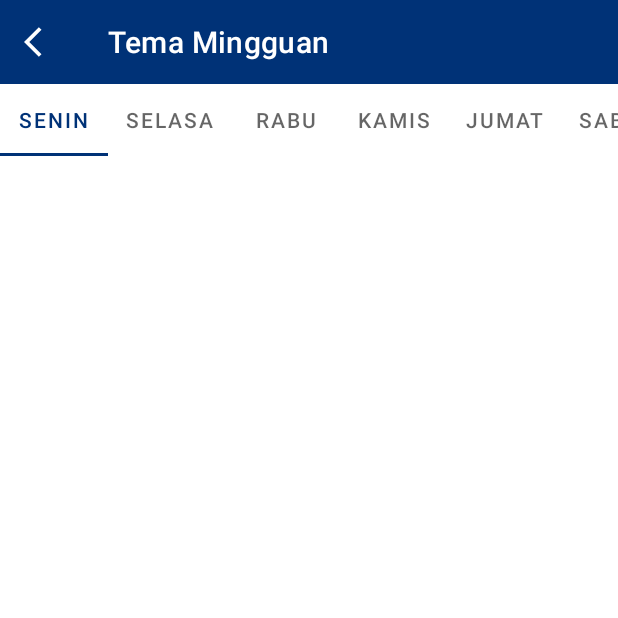
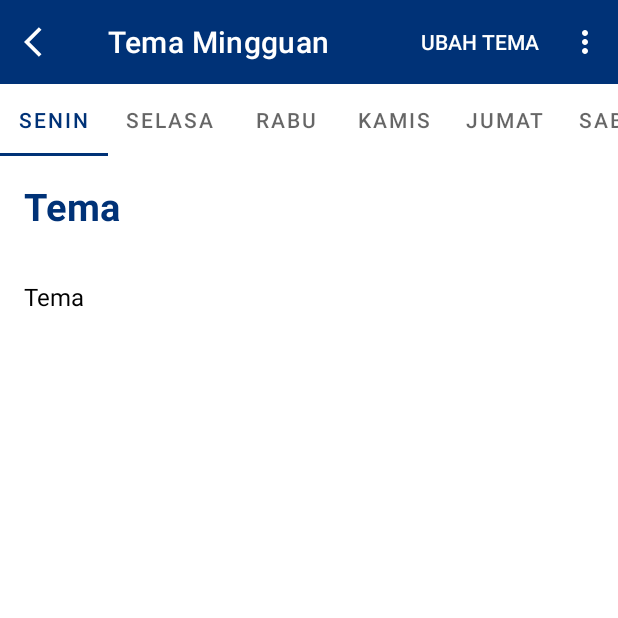
Before and after one commit to willysuyanto/gpdi-mobile, an Android app: the screen it shows after launch (TemaSemingguActivity), after a tap on an icon or button, on a phone screen of 412 x 824 dp, the top half of it. Run offline under Robolectric (Android 15) with nearby library versions, the phone set to English and light mode, and no system bars; our stand-ins replace Firebase (no records; nobody signed in at launch, a user with empty details on screens opened directly).

Commit message:
new feature

```diff
--- a/app/build.gradle
+++ b/app/build.gradle
@@ -1,5 +1,6 @@
 plugins {
     id 'com.android.application'
+    id 'com.google.gms.google-services'
 }
 
 android {
@@ -36,6 +37,7 @@ dependencies {
     implementation 'androidx.cardview:cardview:1.0.0'
     implementation 'androidx.lifecycle:lifecycle-livedata-ktx:2.2.0'
     implementation 'androidx.lifecycle:lifecycle-viewmodel-ktx:2.2.0'
+    implementation 'com.google.firebase:firebase-database:19.2.1'
     testImplementation 'junit:junit:4.+'
     androidTestImplementation 'androidx.test.ext:junit:1.1.1'
     androidTestImplementation 'androidx.test.espresso:espresso-core:3.2.0'
--- a/app/src/main/AndroidManifest.xml
+++ b/app/src/main/AndroidManifest.xml
@@ -9,10 +9,11 @@
         android:roundIcon="@mipmap/ic_launcher_round"
         android:supportsRtl="true"
         android:theme="@style/Theme.GPDIMobile">
+        <activity android:name=".UbahTemaActivity"></activity>
         <activity
             android:name=".TemaSemingguActivity"
             android:label="@string/title_activity_tema_seminggu"
-            android:theme="@style/Theme.GPDIMobile.NoActionBar"></activity>
+            android:theme="@style/Theme.GPDIMobile.NoActionBar" />
         <activity android:name=".ContactActivity" />
         <activity android:name=".NewsActivity" />
         <activity android:name=".DiakoniaActivity" />
--- a/app/src/main/java/com/ilywebhouse/gpdimobile/MainActivity.java
+++ b/app/src/main/java/com/ilywebhouse/gpdimobile/MainActivity.java
@@ -32,7 +32,6 @@ public class MainActivity extends AppCompatActivity implements MenuAdapter.OnTit
         menuItems.add(new MenuItem("Tema Mingguan","tema",R.drawable.img_tema));
         menuItems.add(new MenuItem("Jadwal Pelayanan","jadwal",R.drawable.img_jadwal));
         menuItems.add(new MenuItem("Profil Gereja","profil",R.drawable.img_profil));
-        menuItems.add(new MenuItem("Diakonia","diakonia",R.drawable.img_diakonia));
         menuItems.add(new MenuItem("DPdI News","news",R.drawable.img_news));
         menuItems.add(new MenuItem("Contact Us","contact",R.drawable.contact));
     }
@@ -54,10 +53,6 @@ public class MainActivity extends AppCompatActivity implements MenuAdapter.OnTit
                 intent = new Intent(this, ProfilGerejaActivity.class);
                 intent.putExtra("menu", menuItems.get(position).getMenuLabel());
                 break;
-            case "diakonia":
-                intent = new Intent(this, DiakoniaActivity.class);
-                intent.putExtra("menu", menuItems.get(position).getMenuLabel());
-                break;
             case "news":
                 intent = new Intent(this, NewsActivity.class);
                 intent.putExtra("menu", menuItems.get(position).getMenuLabel());
--- a/app/src/main/java/com/ilywebhouse/gpdimobile/ui/main/PageViewModel.java
+++ /dev/null
@@ -1,26 +0,0 @@
-package com.ilywebhouse.gpdimobile.ui.main;
-
-import androidx.arch.core.util.Function;
-import androidx.lifecycle.LiveData;
-import androidx.lifecycle.MutableLiveData;
-import androidx.lifecycle.Transformations;
-import androidx.lifecycle.ViewModel;
-
-public class PageViewModel extends ViewModel {
-
-    private MutableLiveData<Integer> mIndex = new MutableLiveData<>();
-    private LiveData<String> mText = Transformations.map(mIndex, new Function<Integer, String>() {
-        @Override
-        public String apply(Integer input) {
-            return "Hello world from section: " + input;
-        }
-    });
-
-    public void setIndex(int index) {
-        mIndex.setValue(index);
-    }
-
-    public LiveData<String> getText() {
-        return mText;
-    }
-}
--- a/app/src/main/java/com/ilywebhouse/gpdimobile/ui/main/PlaceholderFragment.java
+++ b/app/src/main/java/com/ilywebhouse/gpdimobile/ui/main/PlaceholderFragment.java
@@ -1,6 +1,7 @@
 package com.ilywebhouse.gpdimobile.ui.main;
 
 import android.os.Bundle;
+import android.util.Log;
 import android.view.LayoutInflater;
 import android.view.View;
 import android.view.ViewGroup;
@@ -12,6 +13,8 @@ import androidx.fragment.app.Fragment;
 import androidx.lifecycle.Observer;
 import androidx.lifecycle.ViewModelProvider;
 
+import com.google.firebase.database.DatabaseReference;
+import com.google.firebase.database.FirebaseDatabase;
 import com.ilywebhouse.gpdimobile.R;
 
 /**
@@ -21,9 +24,13 @@ public class PlaceholderFragment extends Fragment {
 
     private static final String ARG_SECTION_NUMBER = "section_number";
 
-    private PageViewModel pageViewModel;
+    public TextView textTema;
+    public TextView textAyat;
+    public String hariterpilih;
 
-    public static PlaceholderFragment newInstance(int index) {
+
+    public static PlaceholderFragment newInstance(int index, String hari) {
+        Log.d( "newInstance: ",hari.toLowerCase());
         PlaceholderFragment fragment = new PlaceholderFragment();
         Bundle bundle = new Bundle();
         bundle.putInt(ARG_SECTION_NUMBER, index);
@@ -34,12 +41,6 @@ public class PlaceholderFragment extends Fragment {
     @Override
     public void onCreate(Bundle savedInstanceState) {
         super.onCreate(savedInstanceState);
-        pageViewModel = new ViewModelProvider(this).get(PageViewModel.class);
-        int index = 1;
-        if (getArguments() != null) {
-            index = getArguments().getInt(ARG_SECTION_NUMBER);
-        }
-        pageViewModel.setIndex(index);
     }
 
     @Override
@@ -47,13 +48,11 @@ public class PlaceholderFragment extends Fragment {
             @NonNull LayoutInflater inflater, ViewGroup container,
             Bundle savedInstanceState) {
         View root = inflater.inflate(R.layout.fragment_tema_seminggu, container, false);
-        final TextView textView = root.findViewById(R.id.section_label);
-        pageViewModel.getText().observe(this, new Observer<String>() {
-            @Override
-            public void onChanged(@Nullable String s) {
-                textView.setText(s);
-            }
-        });
+        textTema = root.findViewById(R.id.section_label_tema);
+        textAyat = root.findViewById(R.id.section_label_ayat);
+        FirebaseDatabase database = FirebaseDatabase.getInstance();
+        Bundle bundle = getArguments();
+        DatabaseReference refs = database.getReference("tema");
         return root;
     }
 }
--- a/app/src/main/java/com/ilywebhouse/gpdimobile/ui/main/SectionsPagerAdapter.java
+++ b/app/src/main/java/com/ilywebhouse/gpdimobile/ui/main/SectionsPagerAdapter.java
@@ -8,6 +8,8 @@ import androidx.fragment.app.Fragment;
 import androidx.fragment.app.FragmentManager;
 import androidx.fragment.app.FragmentPagerAdapter;
 
+import com.google.firebase.database.DatabaseReference;
+import com.google.firebase.database.FirebaseDatabase;
 import com.ilywebhouse.gpdimobile.R;
 
 /**
@@ -27,9 +29,8 @@ public class SectionsPagerAdapter extends FragmentPagerAdapter {
 
     @Override
     public Fragment getItem(int position) {
-        // getItem is called to instantiate the fragment for the given page.
-        // Return a PlaceholderFragment (defined as a static inner class below).
-        return PlaceholderFragment.newInstance(position + 1);
+        FirebaseDatabase database = FirebaseDatabase.getInstance();
+        return PlaceholderFragment.newInstance(position+1,mContext.getResources().getString(TAB_TITLES[position] ));
     }
 
     @Nullable
--- a/app/src/main/res/layout/activity_tema_seminggu.xml
+++ b/app/src/main/res/layout/activity_tema_seminggu.xml
@@ -8,17 +8,16 @@
     tools:context=".TemaSemingguActivity">
 
     <include layout="@layout/my_toolbar"/>
-        <com.google.android.material.tabs.TabLayout
+    <com.google.android.material.tabs.TabLayout
             android:id="@+id/tabs"
             android:layout_width="match_parent"
             android:layout_height="wrap_content"
             android:background="@android:color/white" >
-        </com.google.android.material.tabs.TabLayout>
+    </com.google.android.material.tabs.TabLayout>
 
     <androidx.viewpager.widget.ViewPager
         android:id="@+id/view_pager"
         android:layout_width="match_parent"
         android:layout_height="match_parent"
         app:layout_behavior="@string/appbar_scrolling_view_behavior" />
-
 </LinearLayout>
--- a/app/src/main/res/layout/fragment_tema_seminggu.xml
+++ b/app/src/main/res/layout/fragment_tema_seminggu.xml
@@ -1,23 +1,35 @@
 <?xml version="1.0" encoding="utf-8"?>
-<androidx.constraintlayout.widget.ConstraintLayout xmlns:android="http://schemas.android.com/apk/res/android"
+<LinearLayout xmlns:android="http://schemas.android.com/apk/res/android"
     xmlns:app="http://schemas.android.com/apk/res-auto"
     xmlns:tools="http://schemas.android.com/tools"
     android:id="@+id/constraintLayout"
     android:layout_width="match_parent"
     android:layout_height="match_parent"
+    android:orientation="vertical"
     tools:context=".ui.main.PlaceholderFragment">
 
     <TextView
-        android:id="@+id/section_label"
+        android:id="@+id/section_label_tema"
         android:layout_width="wrap_content"
         android:layout_height="wrap_content"
         android:layout_marginStart="@dimen/activity_horizontal_margin"
         android:layout_marginTop="@dimen/activity_vertical_margin"
         android:layout_marginEnd="@dimen/activity_horizontal_margin"
         android:layout_marginBottom="@dimen/activity_vertical_margin"
-        app:layout_constraintLeft_toLeftOf="parent"
-        app:layout_constraintTop_toTopOf="@+id/constraintLayout"
-        tools:layout_constraintLeft_creator="1"
-        tools:layout_constraintTop_creator="1" />
+        android:textSize="25sp"
+        android:text="Tema"
+        android:textColor="@color/primary"
+        android:textStyle="bold" />
+    <TextView
+        android:id="@+id/section_label_ayat"
+        android:layout_width="wrap_content"
+        android:layout_height="wrap_content"
+        android:layout_marginStart="@dimen/activity_horizontal_margin"
+        android:layout_marginTop="@dimen/activity_vertical_margin"
+        android:layout_marginEnd="@dimen/activity_horizontal_margin"
+        android:layout_marginBottom="@dimen/activity_vertical_margin"
+        android:textSize="16sp"
+        android:text="Tema"
+        android:textColor="@color/black"/>
 
-</androidx.constraintlayout.widget.ConstraintLayout>
+</LinearLayout>
--- a/app/src/main/res/layout/my_toolbar.xml
+++ b/app/src/main/res/layout/my_toolbar.xml
@@ -11,7 +11,7 @@
         android:elevation="4dp"
         app:titleTextColor="@android:color/white"
         app:navigationIcon="@drawable/ic_arrow_back_24"
-        android:theme="@style/ThemeOverlay.AppCompat.ActionBar"
+        android:theme="@style/Theme.GPDIMobile.AppBarOverlay"
         app:popupTheme="@style/ThemeOverlay.AppCompat.Light"
         app:title="Judul Header" />
 </LinearLayout>
--- /dev/null
+++ b/app/src/main/res/menu/toolbar_menu.xml
@@ -0,0 +1,14 @@
+<?xml version="1.0" encoding="utf-8"?>
+<menu xmlns:android="http://schemas.android.com/apk/res/android"
+    xmlns:app="http://schemas.android.com/apk/res-auto">
+    <item
+        android:id="@+id/action_edit"
+        app:showAsAction="ifRoom"
+        android:title="Ubah Tema">
+    </item>
+    <item
+        android:id="@+id/action_settings"
+        app:showAsAction="never"
+        android:title="Pengaturan">
+    </item>
+</menu>
--- a/app/src/main/res/values/themes.xml
+++ b/app/src/main/res/values/themes.xml
@@ -12,6 +12,7 @@
         <!-- Status bar color. -->
         <item name="android:statusBarColor" tools:targetApi="l">?attr/colorPrimaryVariant</item>
         <!-- Customize your theme here. -->
+
     </style>
 
     <style name="Theme.GPDIMobile.NoActionBar">
@@ -19,7 +20,9 @@
         <item name="windowNoTitle">true</item>
     </style>
 
-    <style name="Theme.GPDIMobile.AppBarOverlay" parent="ThemeOverlay.AppCompat.Dark.ActionBar" />
+    <style name="Theme.GPDIMobile.AppBarOverlay" parent="ThemeOverlay.AppCompat.Dark.ActionBar" >
+        <item name="actionMenuTextColor">@color/white</item>
+    </style>
 
     <style name="Theme.GPDIMobile.PopupOverlay" parent="ThemeOverlay.AppCompat.Light" />
 </resources>
--- a/build.gradle
+++ b/build.gradle
@@ -6,6 +6,7 @@ buildscript {
     }
     dependencies {
         classpath "com.android.tools.build:gradle:4.1.1"
+        classpath 'com.google.gms:google-services:4.3.3'
 
         // NOTE: Do not place your application dependencies here; they belong
         // in the individual module build.gradle files
```
Also changed, not shown: app/src/main/java/com/ilywebhouse/gpdimobile/TemaSemingguActivity.java (+17 -0 lines), app/src/main/java/com/ilywebhouse/gpdimobile/UbahTemaActivity.java (added, +84 -0 lines), app/src/main/res/layout/activity_contact.xml (+9 -0 lines), app/src/main/res/layout/activity_ubah_tema.xml (added, +50 -0 lines), 1 other file.
